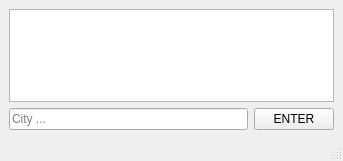
Before: the Qt Designer form lab4/mainwindow.ui in bbno-c/pt-lab, drawn with Qt 5.
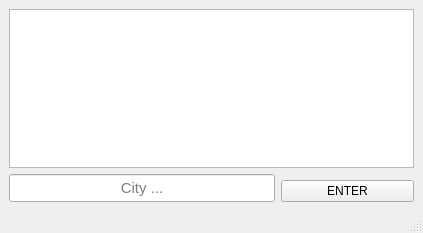
After: the same form once the commit is applied.

```diff
--- a/lab4/mainwindow.ui
+++ b/lab4/mainwindow.ui
@@ -6,8 +6,8 @@
    <rect>
     <x>0</x>
     <y>0</y>
-    <width>343</width>
-    <height>161</height>
+    <width>423</width>
+    <height>233</height>
    </rect>
   </property>
   <property name="windowTitle">
@@ -15,25 +15,24 @@
   </property>
   <widget class="QWidget" name="centralwidget">
    <layout class="QGridLayout" name="gridLayout">
-    <item row="1" column="0">
-     <widget class="QLineEdit" name="lineEdit">
-      <property name="placeholderText">
-       <string>City ...</string>
-      </property>
-     </widget>
-    </item>
-    <item row="1" column="1">
+    <item row="2" column="2">
      <widget class="QPushButton" name="pushButton">
+      <property name="sizePolicy">
+       <sizepolicy hsizetype="Preferred" vsizetype="Preferred">
+        <horstretch>0</horstretch>
+        <verstretch>0</verstretch>
+       </sizepolicy>
+      </property>
       <property name="text">
        <string>ENTER</string>
       </property>
      </widget>
     </item>
-    <item row="0" column="0" colspan="2">
+    <item row="0" column="0" colspan="3">
      <widget class="QPlainTextEdit" name="plainTextEdit">
       <property name="sizePolicy">
        <sizepolicy hsizetype="Expanding" vsizetype="Expanding">
-        <horstretch>0</horstretch>
+        <horstretch>3</horstretch>
         <verstretch>2</verstretch>
        </sizepolicy>
       </property>
@@ -42,6 +41,27 @@
       </property>
      </widget>
     </item>
+    <item row="1" column="0" rowspan="2" colspan="2">
+     <widget class="QLineEdit" name="lineEdit">
+      <property name="sizePolicy">
+       <sizepolicy hsizetype="Preferred" vsizetype="Preferred">
+        <horstretch>0</horstretch>
+        <verstretch>0</verstretch>
+       </sizepolicy>
+      </property>
+      <property name="font">
+       <font>
+        <pointsize>11</pointsize>
+       </font>
+      </property>
+      <property name="alignment">
+       <set>Qt::AlignCenter</set>
+      </property>
+      <property name="placeholderText">
+       <string>City ...</string>
+      </property>
+     </widget>
+    </item>
    </layout>
   </widget>
   <widget class="QMenuBar" name="menubar">
```
Left out of the diff: 4 changed lines with no effect on the pictures.
